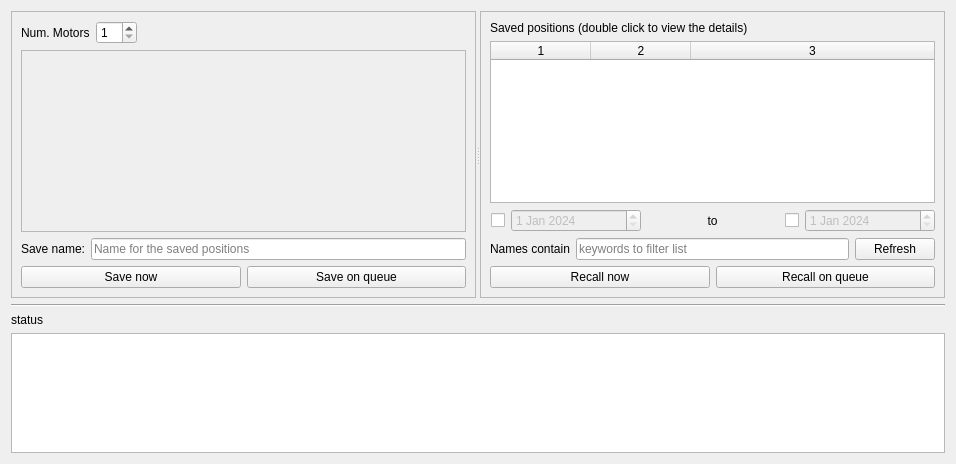
Qt form src/firefly/plans/save_motor_window.ui (spc-group/haven) before a commit.
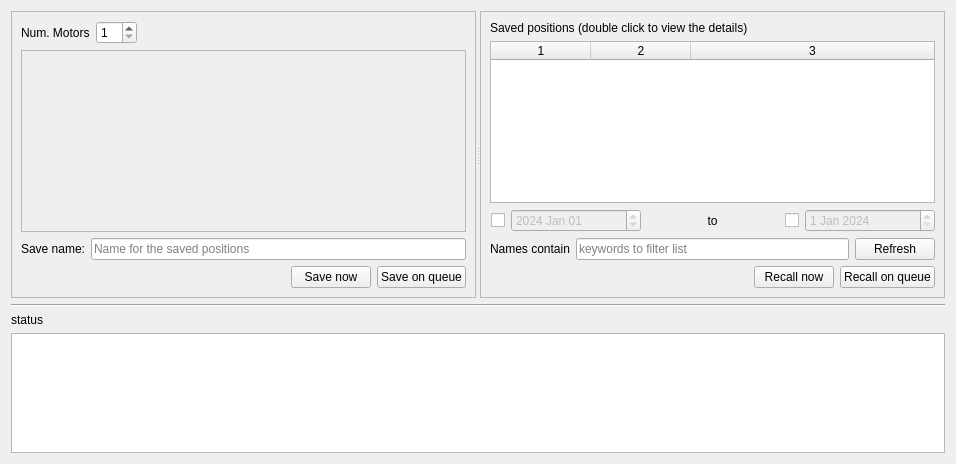
The same form after that commit. Custom widgets are drawn as their Qt base class.

Commit message: made buttons smaller and changed date format

```diff
--- a/src/firefly/plans/save_motor_window.ui
+++ b/src/firefly/plans/save_motor_window.ui
@@ -176,11 +176,30 @@
         </item>
         <item>
          <layout class="QHBoxLayout" name="horizontalLayout_6">
+          <item>
+           <spacer name="horizontalSpacer">
+            <property name="orientation">
+             <enum>Qt::Horizontal</enum>
+            </property>
+            <property name="sizeHint" stdset="0">
+             <size>
+              <width>40</width>
+              <height>20</height>
+             </size>
+            </property>
+           </spacer>
+          </item>
           <item>
            <widget class="QueueButton" name="run_now_button">
             <property name="enabled">
              <bool>true</bool>
             </property>
+            <property name="sizePolicy">
+             <sizepolicy hsizetype="Fixed" vsizetype="Fixed">
+              <horstretch>0</horstretch>
+              <verstretch>0</verstretch>
+             </sizepolicy>
+            </property>
             <property name="toolTip">
              <string>Save motor position immediately</string>
             </property>
@@ -194,6 +213,12 @@
           </item>
           <item>
            <widget class="QPushButton" name="run_button">
+            <property name="sizePolicy">
+             <sizepolicy hsizetype="Fixed" vsizetype="Fixed">
+              <horstretch>0</horstretch>
+              <verstretch>0</verstretch>
+             </sizepolicy>
+            </property>
             <property name="toolTip">
              <string>Add save motor position to the queue</string>
             </property>
@@ -326,6 +351,9 @@
                       <day>1</day>
                      </datetime>
                     </property>
+                    <property name="displayFormat">
+                     <string>yyyy MMM dd</string>
+                    </property>
                    </widget>
                   </item>
                   <item>
@@ -411,11 +439,30 @@
               </item>
               <item>
                <layout class="QHBoxLayout" name="horizontalLayout_12">
+                <item>
+                 <spacer name="horizontalSpacer_2">
+                  <property name="orientation">
+                   <enum>Qt::Horizontal</enum>
+                  </property>
+                  <property name="sizeHint" stdset="0">
+                   <size>
+                    <width>40</width>
+                    <height>20</height>
+                   </size>
+                  </property>
+                 </spacer>
+                </item>
                 <item>
                  <widget class="QueueButton" name="recall_now_button">
                   <property name="enabled">
                    <bool>true</bool>
                   </property>
+                  <property name="sizePolicy">
+                   <sizepolicy hsizetype="Fixed" vsizetype="Fixed">
+                    <horstretch>0</horstretch>
+                    <verstretch>0</verstretch>
+                   </sizepolicy>
+                  </property>
                   <property name="toolTip">
                    <string>Recall position immediately</string>
                   </property>
@@ -429,6 +476,12 @@
                 </item>
                 <item>
                  <widget class="QPushButton" name="recall_button">
+                  <property name="sizePolicy">
+                   <sizepolicy hsizetype="Fixed" vsizetype="Fixed">
+                    <horstretch>0</horstretch>
+                    <verstretch>0</verstretch>
+                   </sizepolicy>
+                  </property>
                   <property name="toolTip">
                    <string>Add recall position to the queue</string>
                   </property>
```
